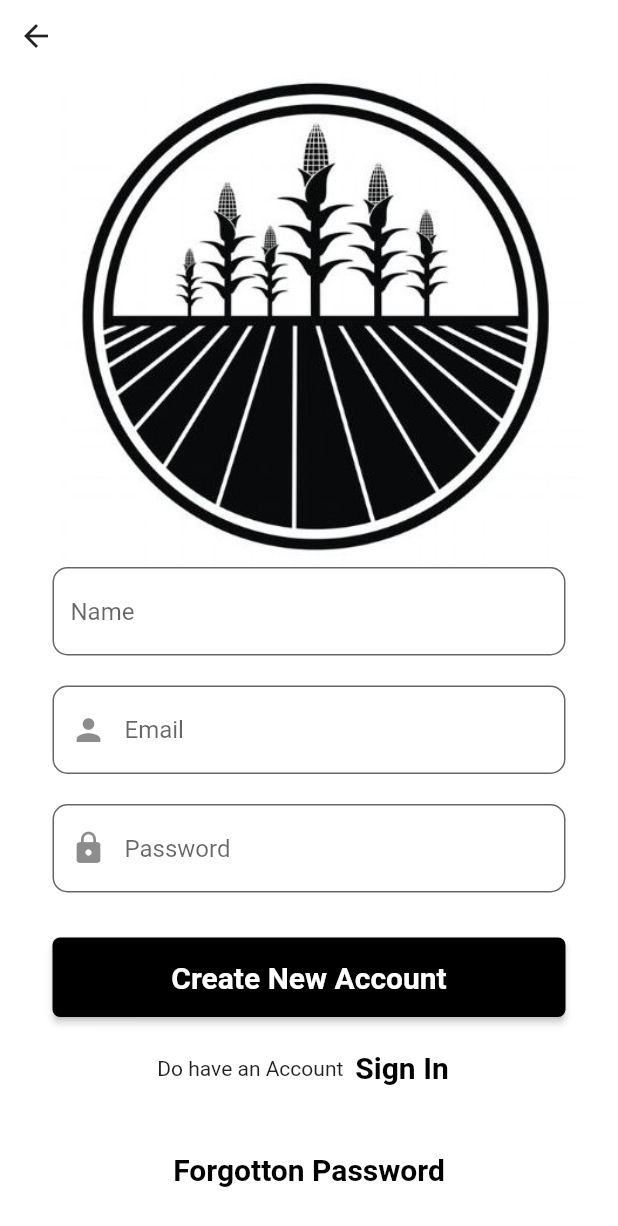
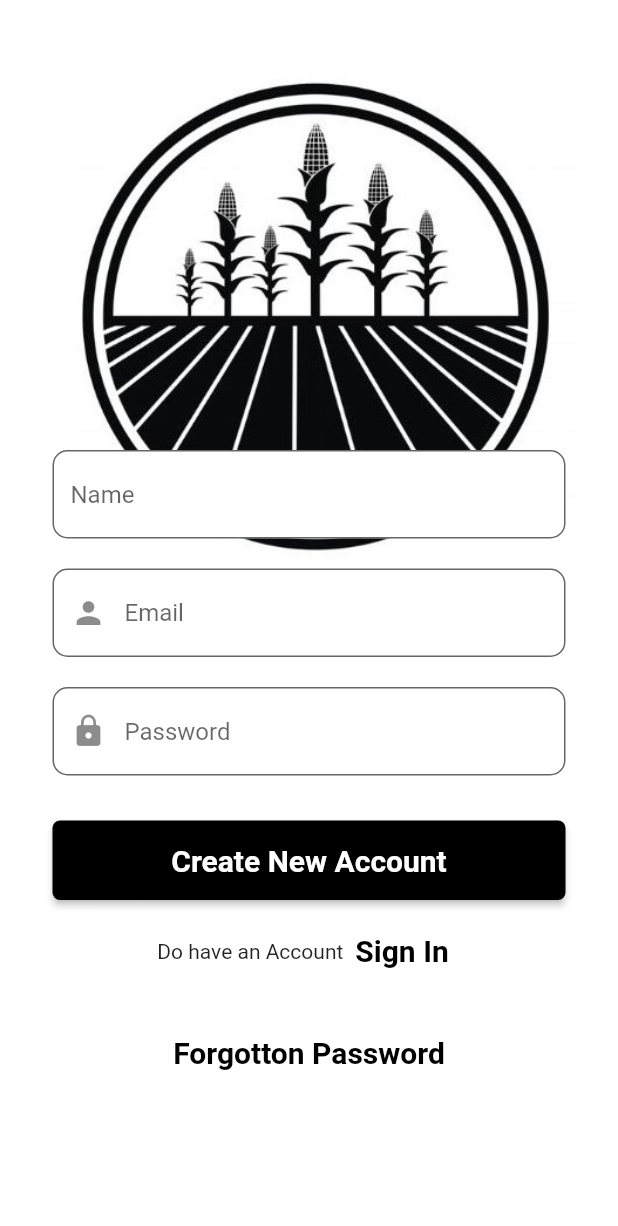
Before and after one commit to kunal03b/Agronic, a Flutter app: the Sign_up screen opened directly, on a phone screen of 412 x 824 dp. Shown: the top 1226 px of the screen. Run offline on Flutter 3.47's test engine with Material 2 defaults, Android fonts, the phone set to English and light mode, and no system bars; our stand-ins replace firebase_auth, firebase_core, percent_indicator; accounts and stored records are empty; network calls fail.

```diff
--- a/lib/sign_up.dart
+++ b/lib/sign_up.dart
@@ -17,6 +17,8 @@ class _Sign_upState extends State<Sign_up> {
   final TextEditingController passwordController = new TextEditingController();
   @override
   Widget build(BuildContext context) {
+    // TextEditingController _emailController = TextEditingController();
+    // TextEditingController _passwordController = TextEditingController();
     return Container(
         decoration: BoxDecoration(
             image: DecorationImage(
@@ -35,31 +37,33 @@ class _Sign_upState extends State<Sign_up> {
             //       },
             //       icon: Icon(Icons.arrow_back)),
             // ),
-            body: Container(
+            body: SingleChildScrollView(
+            child: Container(
               child: Column(children: [
-                Row(
-                  children: [
-                    IconButton(
-                        onPressed: () {
-                          Navigator.pop((context),
-                              MaterialPageRoute(builder: (context) => Login()));
-                        },
-                        icon: Icon(Icons.arrow_back)),
-                  ],
-                ),
-                SingleChildScrollView(
-                  child: Column(
+                // Row(
+                //   children: [
+                //     IconButton(
+                //         onPressed: () {
+                //           Navigator.pop((context),
+                //               MaterialPageRoute(builder: (context) => Login()));
+                //         },
+                //         icon: Icon(Icons.arrow_back)),
+                //   ],
+                // ),
+                // SingleChildScrollView(
+                //   child:
+                  Column(
                     children: [
                       Container(
                         padding: EdgeInsets.only(
-                          top: 330,
+                          top: 300,
                           left: 35,
                           right: 35,
                         ),
                         child: Column(
                           children: [
                             TextField(
-                              style: TextStyle(color: Colors.white),
+                              style: TextStyle(color: Colors.black),
                               obscureText: false,
                               decoration: InputDecoration(
                                   hintText: 'Name',
@@ -72,7 +76,8 @@ class _Sign_upState extends State<Sign_up> {
                               height: 20,
                             ),
                             TextField(
-                              style: TextStyle(color: Colors.white),
+                              style: TextStyle(color: Colors.black),
+                              controller: emailController,
                               obscureText: false,
                               decoration: InputDecoration(
                                   hintText: 'Email',
@@ -86,8 +91,9 @@ class _Sign_upState extends State<Sign_up> {
                               height: 20,
                             ),
                             TextField(
-                              style: TextStyle(color: Colors.white),
-                              obscureText: false,
+                              style: TextStyle(color: Colors.black),
+                              controller: passwordController,
+                              obscureText: true,
                               decoration: InputDecoration(
                                   hintText: 'Password',
                                   prefixIcon: Icon(Icons.lock),
@@ -172,8 +178,8 @@ class _Sign_upState extends State<Sign_up> {
                       ),
                     ],
                   ),
-                ),
+                // ),
               ]),
-            )));
+            ))));
   }
 }
```
Also changed, not shown: lib/login.dart (+14 -5 lines), lib/profile.dart (+25 -9 lines).
